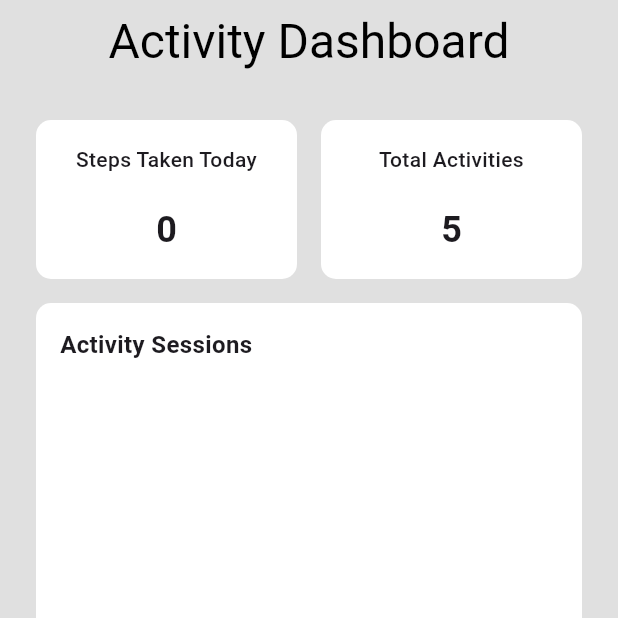
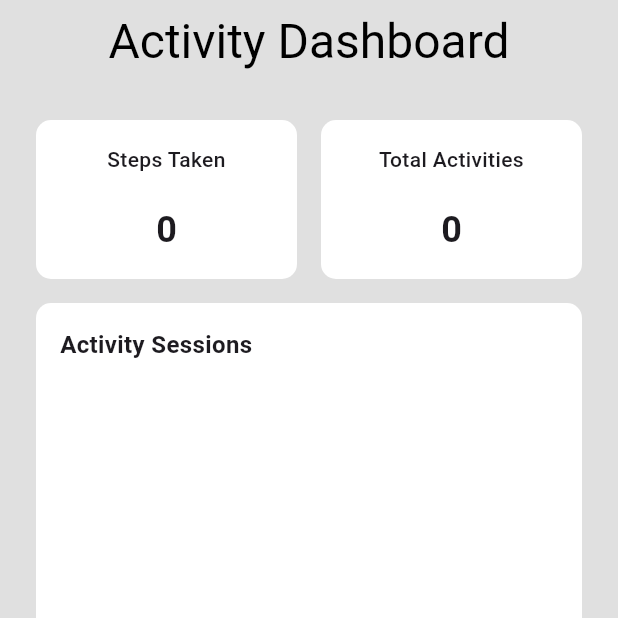
Before and after one commit to faaezk/fitness_app, a Flutter app: the screen it shows after launch, on a phone screen of 412 x 824 dp, the top half of it. Run offline on Flutter 3.47's test engine with Material 3 defaults, Android fonts, the phone set to English and light mode, and no system bars; our stand-ins replace flutter_blue_plus.

Commit message:
Clean up

```diff
--- a/lib/main.dart
+++ b/lib/main.dart
@@ -8,11 +8,11 @@
   const MyApp({super.key});
   @override
   Widget build(BuildContext context) => MaterialApp(
-    title: 'BLE Demo',
+    title: 'Fitness App',
     theme: ThemeData(
       primarySwatch: Colors.blue,
     ),
-    home: const MyHomePage(title: 'Flutter BLE Demo'),
+    home: const MyHomePage(title: 'Fitness App'),
   );
 }
 
@@ -25,7 +25,6 @@
 }
 
 class MyHomePageState extends State<MyHomePage> {
-  BluetoothDevice? _connectedDevice;
   List<BluetoothDevice> devicesList = [];
   List<BluetoothService> _services = [];
   Map<Guid, List<int>> readValues = {};
@@ -83,7 +82,6 @@
     }
     _services = await device.discoverServices();
     for (var service in _services) {
-      print(service);
       if (service.uuid.toString() == serviceUuid) {
         for (var characteristic in service.characteristics) {
           if (characteristic.uuid.toString() == characteristicUuid) {
@@ -93,15 +91,11 @@
         }
       }
     }
-    setState(() {
-      _connectedDevice = device;
-    });
   }
 
   void _subscribeToService() {
     stepCharacteristic?.setNotifyValue(true);
     stepCharacteristic?.lastValueStream.listen((value) {
-      print(value);
       if (value.isNotEmpty) {
         setState(() {
           stepCount = value[0];
@@ -131,9 +125,9 @@
             Row(
               mainAxisAlignment: MainAxisAlignment.spaceBetween,
               children: [
-                Expanded(child: _buildStatCard("Steps Taken Today", stepCount.toString())),
+                Expanded(child: _buildStatCard("Steps Taken", stepCount.toString())),
                 const SizedBox(width: 16),
-                Expanded(child: _buildStatCard("Total Activities", "5")),
+                Expanded(child: _buildStatCard("Total Activities", "0")),
               ],
             ),
             const SizedBox(height: 16),
```
